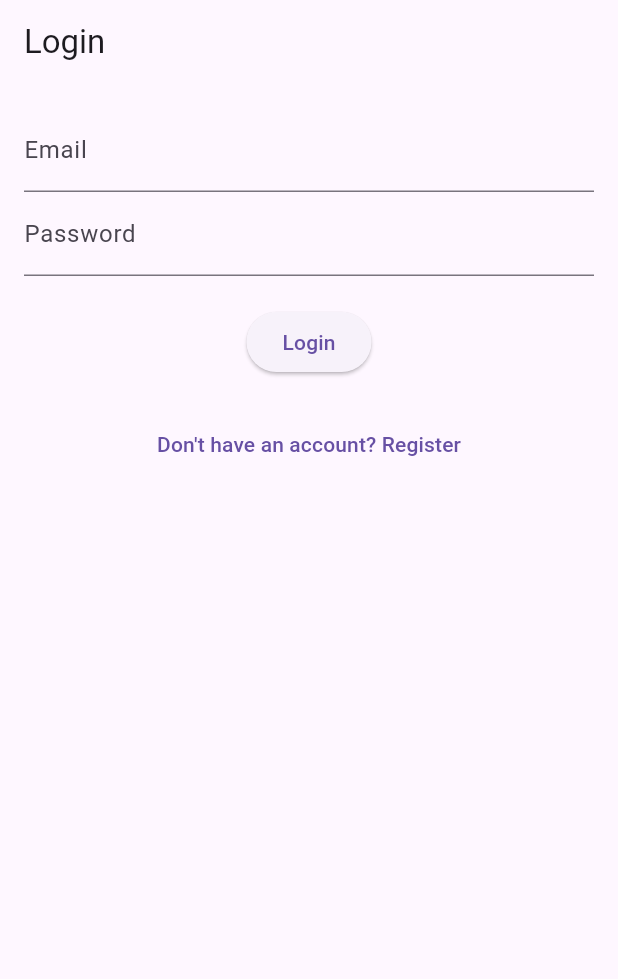
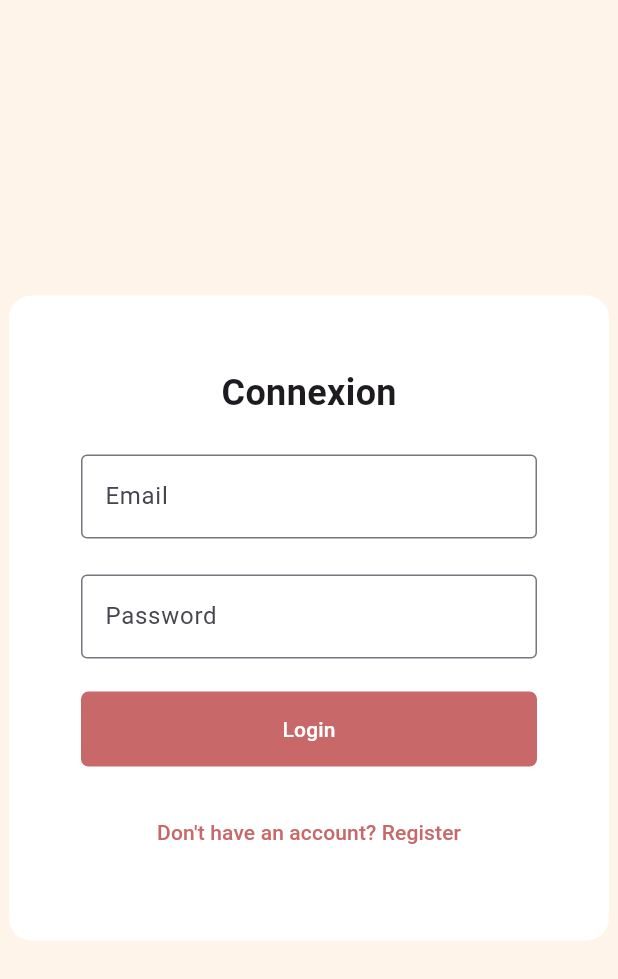
Before and after one commit to EFREI-M2-Dev/Projet-Web-FML, a Flutter app: the screen it shows after launch, on a phone screen of 412 x 824 dp. Shown: the top 979 px of the screen. Run offline on Flutter 3.47's test engine with Material 3 defaults, Android fonts, the light colour scheme and no system bars; our stand-ins replace cloud_firestore, firebase_auth, firebase_core, firebase_storage, flutter_svg, image_picker; accounts and stored records are empty.

Commit message:
feat(login): add design login

```diff
--- a/mobile/lib/main.dart
+++ b/mobile/lib/main.dart
@@ -35,6 +35,19 @@ class MyApp extends StatelessWidget {
     return MaterialApp(
       debugShowCheckedModeBanner: false,
       initialRoute: '/login',
+      theme: ThemeData(
+        textButtonTheme: TextButtonThemeData(
+          style: TextButton.styleFrom(foregroundColor: Color(0xFFC96868)),
+        ),
+        filledButtonTheme: FilledButtonThemeData(
+            style: FilledButton.styleFrom(backgroundColor: Color(0xFFC96868))),
+        inputDecorationTheme: InputDecorationTheme(
+          labelStyle: TextStyle(color: Color(0xFFC96868)),
+          focusedBorder: OutlineInputBorder(
+            borderSide: BorderSide(color: Color(0xFFC96868)),
+          ),
+        ),
+      ),
       onGenerateRoute: (settings) {
         switch (settings.name) {
           case '/add-task':
--- /dev/null
+++ b/mobile/lib/presentation/components/header.dart
@@ -0,0 +1,27 @@
+import 'package:flutter/material.dart';
+import 'package:flutter_svg/svg.dart';
+
+class Header extends StatelessWidget {
+  @override
+  Widget build(BuildContext context) {
+    return Container(
+      padding: EdgeInsets.all(16.0),
+      child: Row(
+        mainAxisAlignment: MainAxisAlignment.center,
+        children: [
+          SvgPicture.asset(
+            'assets/logo.svg',
+            height: 50,
+          ),
+          Text(
+            'Task-It',
+            style: TextStyle(
+              fontSize: 24.0,
+              fontWeight: FontWeight.bold,
+            ),
+          ),
+        ],
+      ),
+    );
+  }
+}
--- a/mobile/lib/presentation/components/navbar.dart
+++ b/mobile/lib/presentation/components/navbar.dart
@@ -3,7 +3,7 @@ import 'package:provider/provider.dart';
 import 'package:TaskIt/presentation/view_models/profile_view_model.dart';
 
 class Navbar extends StatelessWidget {
-  const Navbar({Key? key}) : super(key: key);
+  const Navbar({super.key});
 
   @override
   Widget build(BuildContext context) {
--- a/mobile/lib/presentation/screens/add-task/add_task_screen.dart
+++ b/mobile/lib/presentation/screens/add-task/add_task_screen.dart
@@ -1,12 +1,11 @@
 import 'package:flutter/material.dart';
 import 'package:provider/provider.dart';
-import 'package:cloud_firestore/cloud_firestore.dart';
 import 'package:TaskIt/presentation/view_models/add_task_view_model.dart';
 
 class AddTaskScreen extends StatelessWidget {
   final String? taskId;
 
-  const AddTaskScreen({Key? key, this.taskId}) : super(key: key);
+  const AddTaskScreen({super.key, this.taskId});
 
   @override
   Widget build(BuildContext context) {
@@ -129,10 +128,10 @@ class AddTaskScreen extends StatelessWidget {
                         );
                       }
                     },
-                    child: Text('Save Task'),
                     style: ElevatedButton.styleFrom(
                       minimumSize: Size(double.infinity, 50), // Large button
                     ),
+                    child: Text('Save Task'),
                   ),
                 ],
               );
--- a/mobile/lib/presentation/screens/auth/login_screen.dart
+++ b/mobile/lib/presentation/screens/auth/login_screen.dart
@@ -16,22 +16,55 @@ class _LoginScreenState extends State<LoginScreen> {
     final authViewModel = Provider.of<AuthViewModel>(context);
 
     return Scaffold(
-      appBar: AppBar(title: Text('Login')),
-      body: Padding(
-        padding: EdgeInsets.all(16.0),
+      backgroundColor: Color(0xFFfff4ea),
+      body: Center(
+        child: SingleChildScrollView(
+          child: Center(
+            child: Container(
+              width: 400,
+              padding: EdgeInsets.all(48.0),
+              decoration: BoxDecoration(
+                color: Colors.white, // White background
+                borderRadius: BorderRadius.circular(15.0), // 15px border radius
+              ),
               child: Column(
+                mainAxisAlignment: MainAxisAlignment.center,
+                crossAxisAlignment: CrossAxisAlignment.center,
                 children: [
-            TextField(
+                  Padding(
+                    padding: const EdgeInsets.only(bottom: 12.0),
+                    child: Text(
+                      "Connexion",
+                      style: TextStyle(
+                        fontSize: 24.0,
+                        fontWeight: FontWeight.bold,
+                      ),
+                    ),
+                  ),
+                  Padding(
+                    padding: EdgeInsets.symmetric(vertical: 12.0),
+                    child: TextField(
                       controller: _emailController,
-              decoration: InputDecoration(labelText: 'Email'),
+                      decoration: InputDecoration(
+                          border: OutlineInputBorder(), hintText: 'Email'),
                     ),
-            TextField(
+                  ),
+                  Padding(
+                    padding: EdgeInsets.symmetric(vertical: 12.0),
+                    child: TextField(
                       controller: _passwordController,
-              decoration: InputDecoration(labelText: 'Password'),
+                      decoration: InputDecoration(
+                          border: OutlineInputBorder(), hintText: 'Password'),
                       obscureText: true,
                     ),
-            SizedBox(height: 20),
-            ElevatedButton(
+                  ),
+                  SizedBox(height: 10),
+                  FilledButton(
+                    style:
+                    FilledButton.styleFrom(
+                      minimumSize: Size(400.0, 50.0),
+                        shape: RoundedRectangleBorder(
+                            borderRadius: BorderRadius.circular(5.0))),
                     onPressed: () async {
                       try {
                         await authViewModel.login(
@@ -57,6 +90,9 @@ class _LoginScreenState extends State<LoginScreen> {
                 ],
               ),
             ),
+          ),
+        ),
+      ),
     );
   }
 }
--- a/mobile/lib/presentation/view_models/home_view_model.dart
+++ b/mobile/lib/presentation/view_models/home_view_model.dart
@@ -18,7 +18,7 @@ class HomeViewModel with ChangeNotifier {
       return snapshot.docs.map((doc) {
         return {
           'id': doc.id,
-          ...doc.data() as Map<String, dynamic>,
+          ...doc.data(),
         };
       }).toList();
     });
```
Also changed, not shown: mobile/pubspec.yaml (+7 -1 lines), mobile/assets/logo.svg (added), mobile/pubspec.lock, 2 other files. Lines whose indentation alone changed are shown as unchanged.
